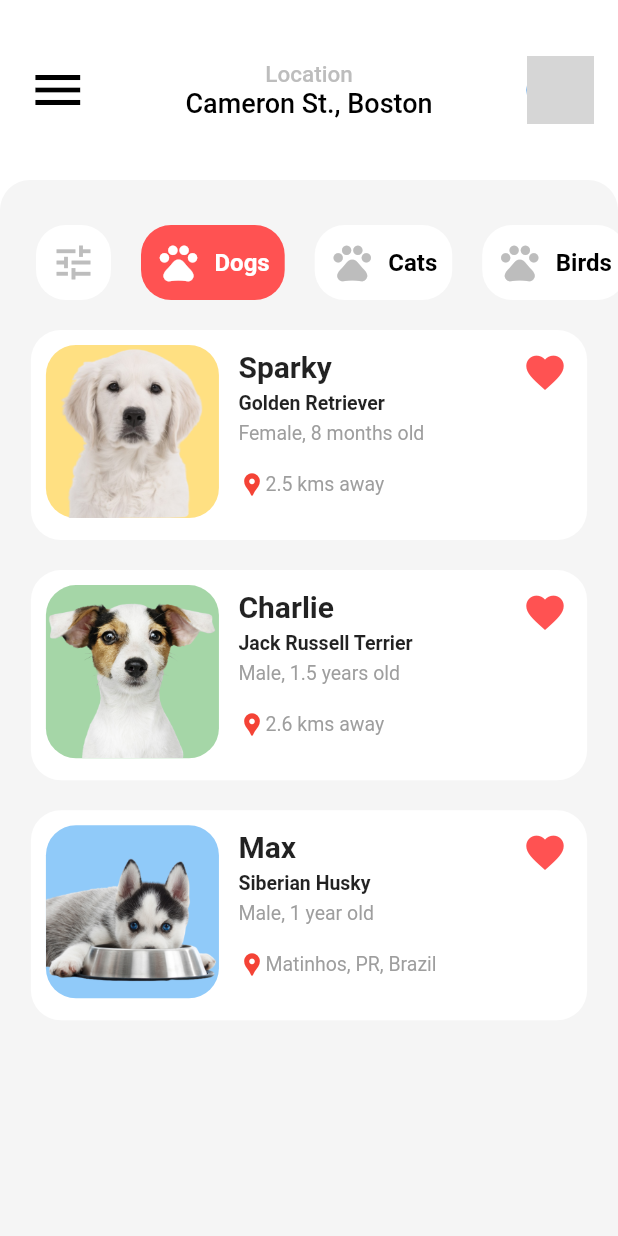
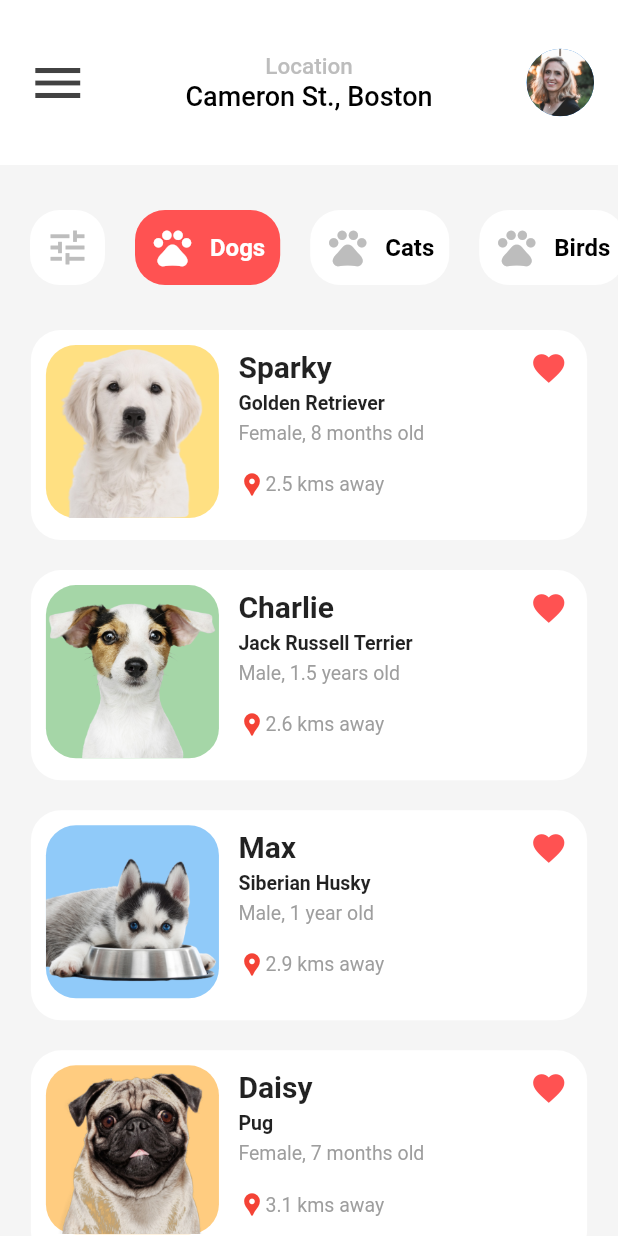
Before and after one commit to dudadiass/challenge_02, a Flutter app: the screen it shows after launch, on a phone screen of 412 x 824 dp. Run offline on Flutter 3.47's test engine with Material 2 defaults, Android fonts, the phone set to English and light mode, and no system bars; grey boxes are pictures that could not be loaded.

Commit message:
getting started theme

```diff
--- a/lib/app/models/animal_model.dart
+++ b/lib/app/models/animal_model.dart
@@ -5,10 +5,10 @@ enum AnimalGender { male, female }
 extension AnimalGenderType on AnimalGender {
   String get type {
     switch (this) {
+      case AnimalGender.male:
+        return "Male";
       case AnimalGender.female:
         return "Female";
-      case AnimalGender.male:
-        return "Male";
     }
   }
 }
--- a/lib/app/pages/home_page.dart
+++ b/lib/app/pages/home_page.dart
@@ -4,7 +4,6 @@ import 'package:flutter/material.dart';
 
 import '../widgets/home_page_widgets/app_bar_widgets/app_bar_items_widget.dart';
 import '../widgets/home_page_widgets/category_widgets/category_list_widget.dart';
-import '../widgets/home_page_widgets/category_widgets/sliver_to_box_adapter_top_widget.dart';
 
 class HomePage extends StatefulWidget {
   const HomePage({super.key});
@@ -23,7 +22,6 @@ class _HomePageState extends State<HomePage> {
       body: CustomScrollView(
         slivers: <Widget>[
           const SliverAppBarWidget(),
-          const SliverToBoxAdapterTopWidget(),
           const CategoryListWidget(),
           SliverListWidget(
             animalRepository: animals,
--- a/lib/app/repositories/animal_repository.dart
+++ b/lib/app/repositories/animal_repository.dart
@@ -37,7 +37,7 @@ class AnimalRepository {
       name: "Max",
       breed: "Siberian Husky",
       age: "1 year old",
-      localization: "Matinhos, PR, Brazil",
+      localization: "2.9 kms away",
       isFavorite: false,
       about: "",
       cardImage: "assets/images/pets/dogs/siberian_husky/siberian_husky_01.png",
@@ -45,5 +45,18 @@ class AnimalRepository {
       colour: Colors.blue.shade200,
       galleryImages: [""],
     ),
+    AnimalModel(
+      gender: AnimalGender.female,
+      name: "Daisy",
+      breed: "Pug",
+      age: "7 months old",
+      localization: "3.1 kms away",
+      isFavorite: false,
+      about: "",
+      cardImage: "assets/images/pets/dogs/pug/pug_01.png",
+      mainImage: "",
+      colour: Colors.orange.shade200,
+      galleryImages: [""],
+    ),
   ];
 }
--- a/lib/app/widgets/home_page_widgets/category_widgets/category_list_widget.dart
+++ b/lib/app/widgets/home_page_widgets/category_widgets/category_list_widget.dart
@@ -12,11 +12,18 @@ class _CategoryListWidgetState extends State<CategoryListWidget> {
   Widget build(BuildContext context) {
     return SliverToBoxAdapter(
       child: Container(
-        height: 70,
-        color: Colors.grey.shade100,
+        height: 100,
+        decoration: BoxDecoration(
+          color: Colors.grey.shade100,
+          borderRadius: const BorderRadius.only(
+            topLeft: Radius.circular(30.0),
+            topRight: Radius.circular(20.0),
+          ),
+        ),
         child: ListView(
           scrollDirection: Axis.horizontal,
-          padding: const EdgeInsets.only(left: 14, right: 14),
+          padding:
+              const EdgeInsets.only(left: 10, right: 10, top: 20, bottom: 10),
           children: const [
             CategoryWidget(title: '', iconData: Icons.tune),
             CategoryWidget(
@@ -54,7 +61,7 @@ class CategoryWidget extends StatelessWidget {
   Widget build(BuildContext context) {
     return Container(
       padding: const EdgeInsets.all(10),
-      margin: const EdgeInsets.fromLTRB(10, 10, 10, 10),
+      margin: const EdgeInsets.all(10),
       decoration: BoxDecoration(
         color: isSelected ? Colors.redAccent : Colors.white,
         borderRadius: BorderRadius.circular(20),
@@ -70,7 +77,7 @@ class CategoryWidget extends StatelessWidget {
           title.isNotEmpty
               ? Container(
                   margin: const EdgeInsets.only(
-                    left: 9,
+                    left: 10,
                   ),
                   child: Text(
                     title,
--- a/lib/app/widgets/home_page_widgets/list_widgets/card_widget.dart
+++ b/lib/app/widgets/home_page_widgets/list_widgets/card_widget.dart
@@ -1,5 +1,6 @@
 import 'package:challenge_02/app/models/animal_model.dart';
 import 'package:challenge_02/app/repositories/animal_repository.dart';
+import 'package:challenge_02/app/shared/theme/app_theme.dart';
 import 'package:flutter/material.dart';
 
 class CardWidget extends StatelessWidget {
@@ -18,7 +19,7 @@ class CardWidget extends StatelessWidget {
       width: size.width * 0.90, //330,
       height: size.height * 0.17, //130
       decoration: BoxDecoration(
-        color: Colors.white,
+        color: AppTheme.backgroundColor,
         borderRadius: BorderRadius.circular(20),
       ),
       child: Row(
@@ -106,7 +107,7 @@ class CardWidget extends StatelessWidget {
                     children: const [
                       Icon(
                         Icons.favorite,
-                        size: 30,
+                        size: 25,
                         color: Colors.redAccent,
                       ),
                     ],
--- a/pubspec.yaml
+++ b/pubspec.yaml
@@ -44,9 +44,11 @@ flutter:
   # To add Flutter specific assets to your application, add an assets section,
   # like this:
   assets:
+      - assets/images/
       - assets/images/pets/dogs/golden_retriever/
       - assets/images/pets/dogs/jack_russell_terrier/
       - assets/images/pets/dogs/siberian_husky/
+      - assets/images/pets/dogs/pug/
 
   # An image asset can refer to one or more resolution-specific "variants", see
   # https://flutter.dev/assets-and-images/#resolution-aware
```
Also changed, not shown: lib/app/shared/theme/app_theme.dart (added, +51 -0 lines), lib/app/widgets/home_page_widgets/app_bar_widgets/app_bar_items_widget.dart (+4 -3 lines), lib/app/widgets/home_page_widgets/category_widgets/sliver_to_box_adapter_top_widget.dart (deleted, +0 -30 lines), assets/images/pets/dogs/pug/pug_01.png (added).
